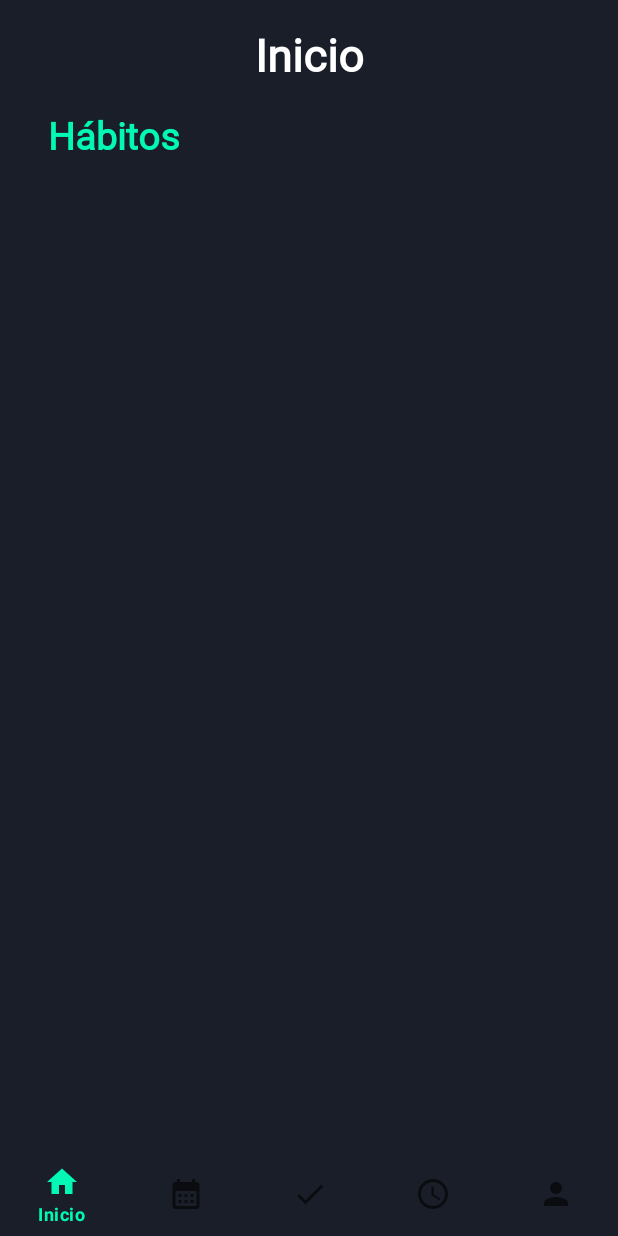
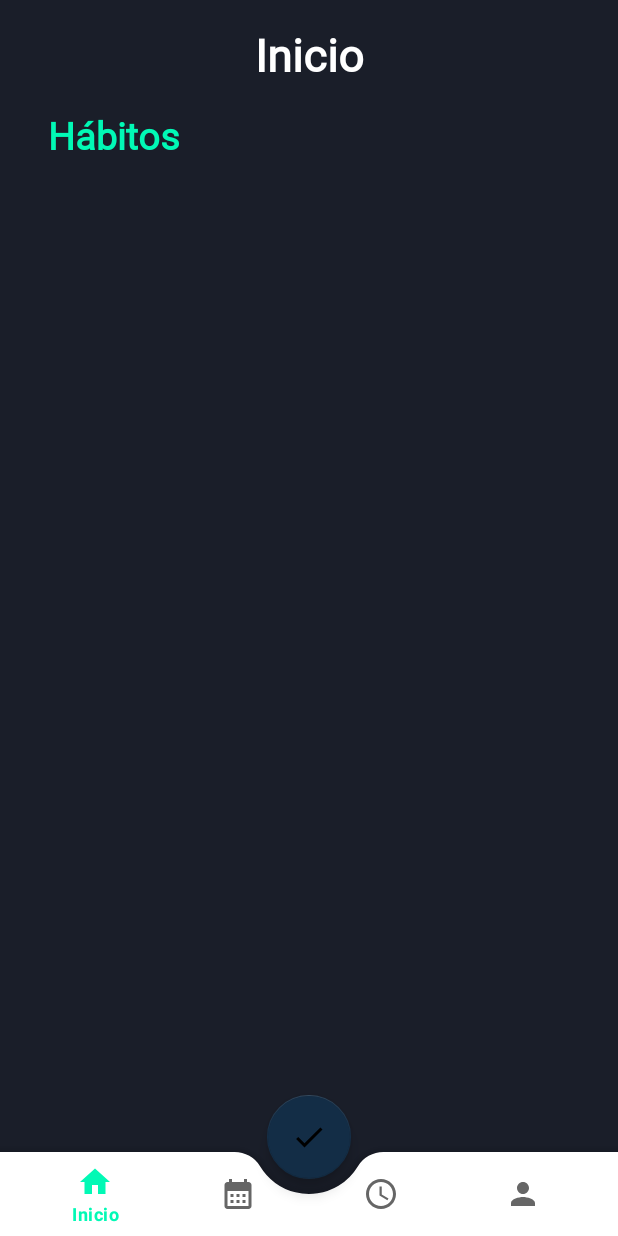
Before and after one commit to OmarQuinonez21/baseDeProyecto, an Android app: the MainActivity screen opened directly, with no data from a screen before it, on a phone screen of 412 x 824 dp. Run offline under Robolectric (Android 15) with nearby library versions, the phone set to English and light mode, and no system bars.

Commit message:
Barra google, falta afinar detalles

```diff
--- a/app/src/main/java/com/example/inicio/MainActivity.java
+++ b/app/src/main/java/com/example/inicio/MainActivity.java
@@ -1,16 +1,15 @@
 package com.example.inicio;
 
+import android.content.Intent;
 import android.os.Bundle;
-
-import com.google.android.material.bottomnavigation.BottomNavigationView;
+import android.view.View;
 
 import androidx.appcompat.app.AppCompatActivity;
-import androidx.navigation.NavController;
-import androidx.navigation.Navigation;
-import androidx.navigation.ui.AppBarConfiguration;
-import androidx.navigation.ui.NavigationUI;
 
 import com.example.inicio.databinding.ActivityMainBinding;
+import com.google.android.material.bottomnavigation.BottomNavigationView;
+import com.google.android.material.floatingactionbutton.FloatingActionButton;
+
 // git branch JP
 public class MainActivity extends AppCompatActivity {
 
@@ -19,19 +18,52 @@ public class MainActivity extends AppCompatActivity {
     @Override
     protected void onCreate(Bundle savedInstanceState) {
         super.onCreate(savedInstanceState);
-
         binding = ActivityMainBinding.inflate(getLayoutInflater());
         setContentView(binding.getRoot());
+
         getSupportActionBar().hide();
-        BottomNavigationView navView = findViewById(R.id.nav_view);
+
+        BottomNavigationView navView = findViewById(R.id.bottomNavigationView);
+        navView.setSelectedItemId(R.id.navigation_home);
+        navView.setBackground(null);
+
+        binding.bottomNavigationView.setOnItemSelectedListener(item->{
+            if(item.getItemId()==R.id.navigation_pomo){
+                startActivity(new Intent(getApplicationContext(), pomodoroActivity.class));
+                return true;
+            } else if (item.getItemId()==R.id.navigation_rut) {
+                startActivity(new Intent(getApplicationContext(), RutinaActivity.class));
+
+                return true;
+            }
+            else if (item.getItemId()==R.id.navigation_usuario) {
+                startActivity(new Intent(getApplicationContext(), usuarioActivity.class));
+
+                return true;
+            }
+
+
+            return true;
+        });
+
+        FloatingActionButton fButton = findViewById(R.id.fab);
+        fButton.setOnClickListener(new View.OnClickListener() {
+            @Override
+            public void onClick(View v) {
+                startActivity(new Intent(getApplicationContext(), habitosActivity.class));
+
+            }
+        });
+
         // Passing each menu ID as a set of Ids because each
         // menu should be considered as top level destinations.
-        AppBarConfiguration appBarConfiguration = new AppBarConfiguration.Builder(
+
+       /* AppBarConfiguration appBarConfiguration = new AppBarConfiguration.Builder(
                 R.id.navigation_home, R.id.navigation_hab, R.id.navigation_pomo, R.id.navigation_rut, R.id.navigation_usuario)
                 .build();
         NavController navController = Navigation.findNavController(this, R.id.nav_host_fragment_activity_main);
         NavigationUI.setupActionBarWithNavController(this, navController, appBarConfiguration);
-        NavigationUI.setupWithNavController(binding.navView, navController);
+        NavigationUI.setupWithNavController(binding.bottomNavigationView, navController);*/
     }
 
 }
--- a/app/src/main/java/com/example/inicio/RutinaActivity.java
+++ b/app/src/main/java/com/example/inicio/RutinaActivity.java
@@ -19,8 +19,12 @@ public class RutinaActivity extends AppCompatActivity {
         btnRegresar.setOnClickListener(new View.OnClickListener(){
             @Override
             public void onClick(View view){
+
                 onBackPressed();
+
             }
         });
+
+
     }
 }
--- a/app/src/main/res/layout/activity_main.xml
+++ b/app/src/main/res/layout/activity_main.xml
@@ -1,34 +1,78 @@
 <?xml version="1.0" encoding="utf-8"?>
-<androidx.constraintlayout.widget.ConstraintLayout
+<androidx.coordinatorlayout.widget.CoordinatorLayout
     xmlns:android="http://schemas.android.com/apk/res/android"
     xmlns:app="http://schemas.android.com/apk/res-auto"
-    android:id="@+id/container"
+    xmlns:tools="http://schemas.android.com/tools"
     android:layout_width="match_parent"
     android:layout_height="match_parent"
-    android:paddingTop="0dp"> <!-- con esto le damos altura a la toolbar: ?attr/actionBarSize -->
+    tools:context=".MainActivity">
+    <androidx.constraintlayout.widget.ConstraintLayout
+        android:layout_width="match_parent"
+        android:layout_height="match_parent">
+    <TextView
+        android:id="@+id/sub_habitos"
+        android:layout_width="wrap_content"
+        android:layout_height="34dp"
+        android:layout_marginStart="32dp"
+        android:layout_marginTop="16dp"
+        android:fontFamily="@font/roboto_slab"
+        android:text="Hábitos"
+        android:textColor="@color/tur_1"
+        android:textSize="25sp"
+        android:textStyle="bold"
+        app:layout_constraintStart_toStartOf="parent"
+        app:layout_constraintTop_toBottomOf="@+id/tit_inicio" />
 
-    <com.google.android.material.bottomnavigation.BottomNavigationView
-        android:id="@+id/nav_view"
-        android:layout_width="0dp"
+    <TextView
+        android:id="@+id/tit_inicio"
+        android:layout_width="wrap_content"
         android:layout_height="wrap_content"
-        android:layout_marginStart="0dp"
-        android:layout_marginEnd="0dp"
-        android:background="@color/az_3"
-        app:layout_constraintBottom_toBottomOf="parent"
-        app:layout_constraintLeft_toLeftOf="parent"
-        app:layout_constraintRight_toRightOf="parent"
-        app:menu="@menu/bottom_nav_menu" />
+        android:layout_marginTop="16dp"
+        android:fontFamily="@font/roboto_slab"
+        android:text="Inicio"
+        android:textColor="@color/white"
+        android:textSize="30sp"
+        android:textStyle="bold"
+        app:layout_constraintEnd_toEndOf="parent"
+        app:layout_constraintStart_toStartOf="parent"
+        app:layout_constraintTop_toTopOf="parent" />
 
-    <fragment
-        android:id="@+id/nav_host_fragment_activity_main"
-        android:name="androidx.navigation.fragment.NavHostFragment"
+    <androidx.recyclerview.widget.RecyclerView
+        android:id="@+id/listahabitos"
         android:layout_width="match_parent"
-        android:layout_height="match_parent"
-        app:defaultNavHost="true"
-        app:layout_constraintBottom_toTopOf="@id/nav_view"
-        app:layout_constraintLeft_toLeftOf="parent"
-        app:layout_constraintRight_toRightOf="parent"
-        app:layout_constraintTop_toTopOf="parent"
-        app:navGraph="@navigation/mobile_navigation" />
+        android:layout_height="wrap_content"
+        android:layout_marginStart="32dp"
+        android:layout_marginTop="16dp"
+        android:layout_marginEnd="32dp"
+        app:layout_constraintEnd_toEndOf="parent"
+        app:layout_constraintStart_toStartOf="parent"
+        app:layout_constraintTop_toBottomOf="@+id/sub_habitos" />
+    </androidx.constraintlayout.widget.ConstraintLayout>
 
-</androidx.constraintlayout.widget.ConstraintLayout>
+    <com.google.android.material.bottomappbar.BottomAppBar
+        android:id="@+id/bottomAppBar"
+        android:layout_width="match_parent"
+        android:layout_height="wrap_content"
+        app:fabCradleMargin="10dp"
+        app:fabCradleVerticalOffset="10dp"
+        app:fabCradleRoundedCornerRadius="20dp"
+        android:layout_gravity="bottom">
+
+        <com.google.android.material.bottomnavigation.BottomNavigationView
+            android:id="@+id/bottomNavigationView"
+            android:layout_width="match_parent"
+            android:layout_height="match_parent"
+            android:layout_marginEnd="16dp"
+            android:background="@android:color/transparent"
+            app:menu="@menu/bottom_nav_menu" />
+
+    </com.google.android.material.bottomappbar.BottomAppBar>
+
+    <com.google.android.material.floatingactionbutton.FloatingActionButton
+        android:id="@+id/fab"
+        android:layout_width="wrap_content"
+        android:layout_height="wrap_content"
+        android:src="@drawable/baseline_check_24"
+        app:layout_anchor="@id/bottomAppBar" />
+
+</androidx.coordinatorlayout.widget.CoordinatorLayout>
--- a/app/src/main/res/layout/activity_pomodoro.xml
+++ b/app/src/main/res/layout/activity_pomodoro.xml
@@ -69,7 +69,7 @@
     <Button
         android:id="@+id/button_start_pause"
         android:layout_width="wrap_content"
-        android:layout_height="40dp"
+        android:layout_height="48dp"
         android:layout_below="@+id/text_view_countdown"
         android:layout_centerHorizontal="true"
         android:background="@drawable/button_rounded_res"
@@ -79,7 +79,7 @@
     <Button
         android:id="@+id/button_reset"
         android:layout_width="wrap_content"
-        android:layout_height="40dp"
+        android:layout_height="48dp"
         android:layout_below="@+id/button_start_pause"
         android:layout_centerHorizontal="true"
         android:layout_marginStart="11dp"
--- a/app/src/main/res/menu/bottom_nav_menu.xml
+++ b/app/src/main/res/menu/bottom_nav_menu.xml
@@ -11,11 +11,6 @@
         android:title="@string/title_rutina"
         />
     <item
-        android:id="@+id/navigation_hab"
-        android:icon="@drawable/baseline_check_24"
-        android:title="@string/title_habitos" />
-
-    <item
         android:id="@+id/navigation_pomo"
         android:icon="@drawable/baseline_access_time_24"
         android:title="@string/title_pomodoro" />
```
Also changed, not shown: app/src/main/res/layout/activity_rutina.xml (+32 -1 lines).
